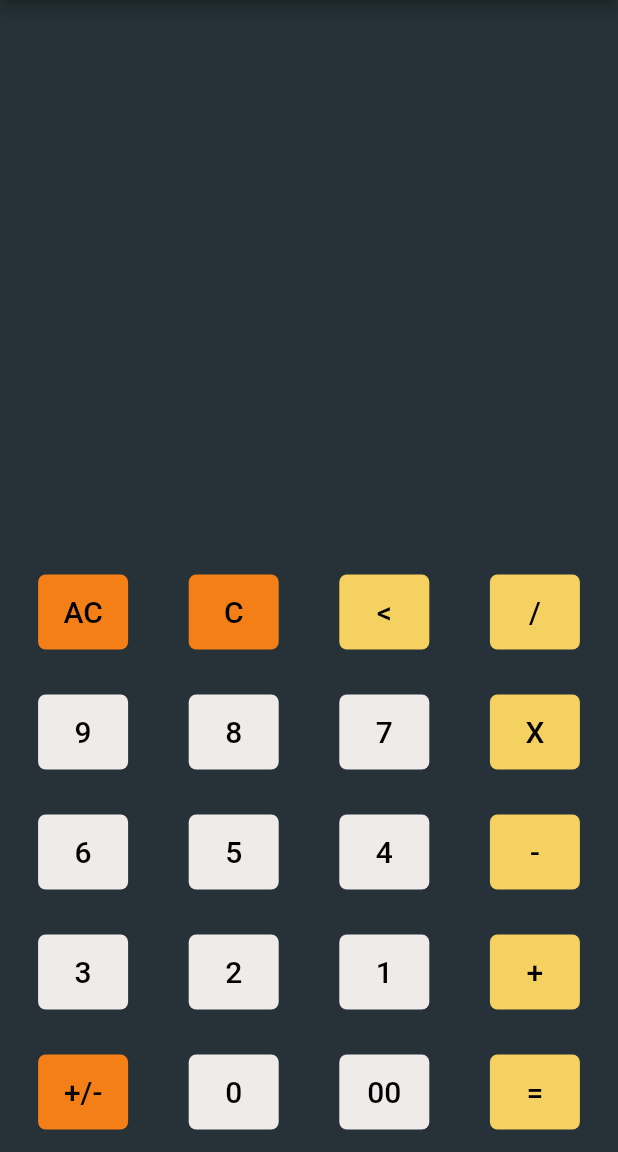
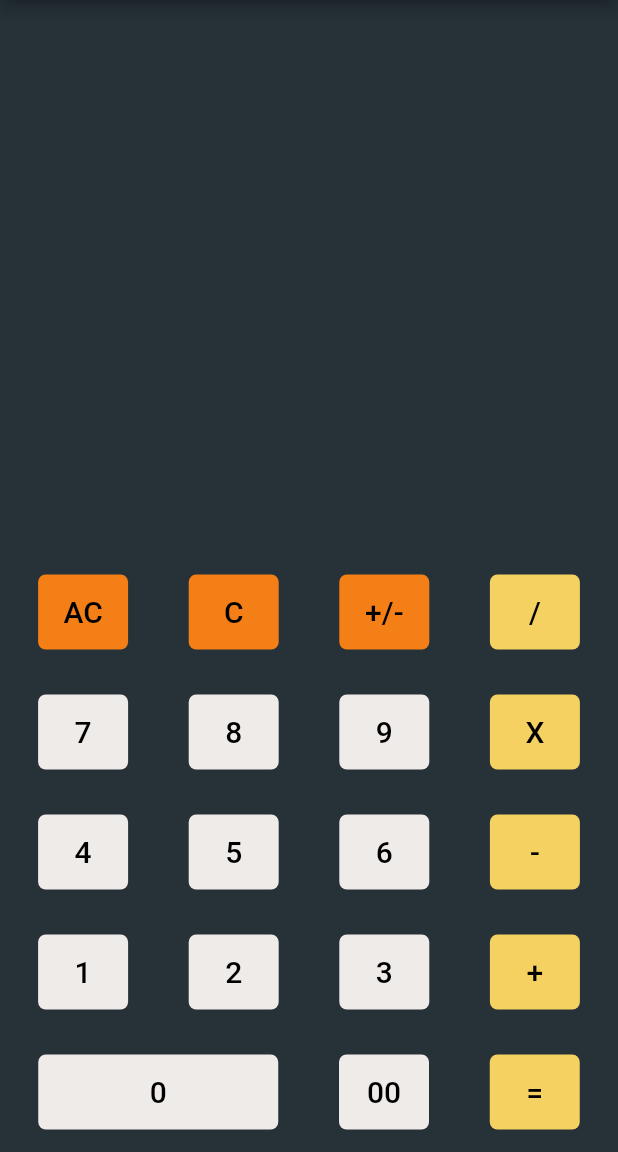
Before and after one commit to 3normousz/flutterCalculator, a Flutter app: the screen it shows after launch, on a phone screen of 412 x 824 dp, the part 84-1236 px from its top. Run offline on Flutter 3.47's test engine with Material 2 defaults, Android fonts, the phone set to English and light mode, and no system bars.

Commit message:
plus-minus button is now usable

```diff
--- a/lib/main.dart
+++ b/lib/main.dart
@@ -1,5 +1,6 @@
 import 'package:flutter/material.dart';
 import 'package:flutter_application_1/widgets/calculator_buttons.dart';
+import 'package:flutter_application_1/widgets/zero_button.dart';
 
 void main() => runApp(MyApp());
 
@@ -13,6 +14,9 @@ class _MyAppState extends State<MyApp> {
   String textToDisplay = "";
   String operation = "";
   String res = "";
+  String textBeforePlusMinus = "";
+  String resBeforePlusMinus = "";
+  String resAfterPlusMinus = "";
   int firstNum = 0;
   int secondNum = 0;
   int operationStatus = 0;
@@ -50,7 +54,8 @@ class _MyAppState extends State<MyApp> {
         btnVal == "7" ||
         btnVal == "8" ||
         btnVal == "9" ||
-        btnVal == "0") {
+        btnVal == "0" ||
+        btnVal == "00") {
       setState(() {
         textToDisplay += btnVal;
       });
@@ -123,6 +128,34 @@ class _MyAppState extends State<MyApp> {
       }
       resultStatus = 1;
     }
+
+    if (btnVal == "+/-") {
+      if (res == "") {
+        if (textToDisplay != "" &&
+            textToDisplay.substring(0, 1) != "0" &&
+            textToDisplay.substring(0, 1) != "-") {
+          textBeforePlusMinus = textToDisplay;
+          setState(() {
+            textToDisplay = "-" + textToDisplay;
+          });
+        } else if (textToDisplay.substring(0, 1) == "-") {
+          setState(() {
+            textToDisplay = textBeforePlusMinus;
+          });
+        } else {}
+      } else if (textToDisplay.substring(0, 1) != "-") {
+        resBeforePlusMinus = res;
+        setState(() {
+          textToDisplay = "-" + textToDisplay;
+        });
+      } else if (textToDisplay.substring(0, 1) == "-") {
+        resAfterPlusMinus = res;
+        setState(() {
+          print(resAfterPlusMinus.substring(1));
+          textToDisplay = resAfterPlusMinus.substring(1);
+        });
+      }
+    }
   }
 
   @override
@@ -181,8 +214,8 @@ class _MyAppState extends State<MyApp> {
                   callBack: btnClick,
                 ),
                 CalculatorButtons(
-                  text: "<",
-                  fillColor: 0xFFf4d160,
+                  text: "+/-",
+                  fillColor: 0xFFF57F17,
                   textColor: 0xFF000000,
                   textSize: 20,
                   callBack: btnClick,
@@ -200,7 +233,7 @@ class _MyAppState extends State<MyApp> {
               mainAxisAlignment: MainAxisAlignment.spaceEvenly,
               children: [
                 CalculatorButtons(
-                  text: "9",
+                  text: "7",
                   fillColor: 0xFFEFEBE9,
                   textColor: 0xFF000000,
                   textSize: 20,
@@ -214,7 +247,7 @@ class _MyAppState extends State<MyApp> {
                   callBack: btnClick,
                 ),
                 CalculatorButtons(
-                  text: "7",
+                  text: "9",
                   fillColor: 0xFFEFEBE9,
                   textColor: 0xFF000000,
                   textSize: 20,
@@ -233,7 +266,7 @@ class _MyAppState extends State<MyApp> {
               mainAxisAlignment: MainAxisAlignment.spaceEvenly,
               children: [
                 CalculatorButtons(
-                  text: "6",
+                  text: "4",
                   fillColor: 0xFFEFEBE9,
                   textColor: 0xFF000000,
                   textSize: 20,
@@ -247,7 +280,7 @@ class _MyAppState extends State<MyApp> {
                   callBack: btnClick,
                 ),
                 CalculatorButtons(
-                  text: "4",
+                  text: "6",
                   fillColor: 0xFFEFEBE9,
                   textColor: 0xFF000000,
                   textSize: 20,
@@ -266,7 +299,7 @@ class _MyAppState extends State<MyApp> {
               mainAxisAlignment: MainAxisAlignment.spaceEvenly,
               children: [
                 CalculatorButtons(
-                  text: "3",
+                  text: "1",
                   fillColor: 0xFFEFEBE9,
                   textColor: 0xFF000000,
                   textSize: 20,
@@ -280,7 +313,7 @@ class _MyAppState extends State<MyApp> {
                   callBack: btnClick,
                 ),
                 CalculatorButtons(
-                  text: "1",
+                  text: "3",
                   fillColor: 0xFFEFEBE9,
                   textColor: 0xFF000000,
                   textSize: 20,
@@ -298,14 +331,7 @@ class _MyAppState extends State<MyApp> {
             Row(
               mainAxisAlignment: MainAxisAlignment.spaceEvenly,
               children: [
-                CalculatorButtons(
-                  text: "+/-",
-                  fillColor: 0xFFF57F17,
-                  textColor: 0xFF000000,
-                  textSize: 20,
-                  callBack: btnClick,
-                ),
-                CalculatorButtons(
+                zeroButtons(
                   text: "0",
                   fillColor: 0xFFEFEBE9,
                   textColor: 0xFF000000,
--- /dev/null
+++ b/lib/widgets/zero_button.dart
@@ -0,0 +1,48 @@
+import 'package:flutter/material.dart';
+
+class zeroButtons extends StatelessWidget {
+  final String text;
+  final int fillColor;
+  final int textColor;
+  final double textSize;
+  final Function callBack;
+
+  const zeroButtons({
+    required this.text,
+    required this.fillColor,
+    required this.textColor,
+    required this.textSize,
+    required this.callBack,
+  });
+
+  @override
+  Widget build(BuildContext context) {
+    return Container(
+      padding: EdgeInsets.all(15.0),
+      height: 80,
+      width: 190,
+      child: SizedBox(
+        child: TextButton(
+          onPressed: () => callBack(text),
+          child: Text(
+            text,
+            style: TextStyle(
+              fontSize: textSize,
+            ),
+          ),
+          style: ButtonStyle(
+            backgroundColor: MaterialStateProperty.all<Color>(
+              Color(fillColor),
+            ),
+            foregroundColor: MaterialStateProperty.all<Color>(
+              Color(textColor),
+            ),
+            shape: MaterialStateProperty.all(
+              RoundedRectangleBorder(borderRadius: BorderRadius.circular(5.0)),
+            ),
+          ),
+        ),
+      ),
+    );
+  }
+}
```
